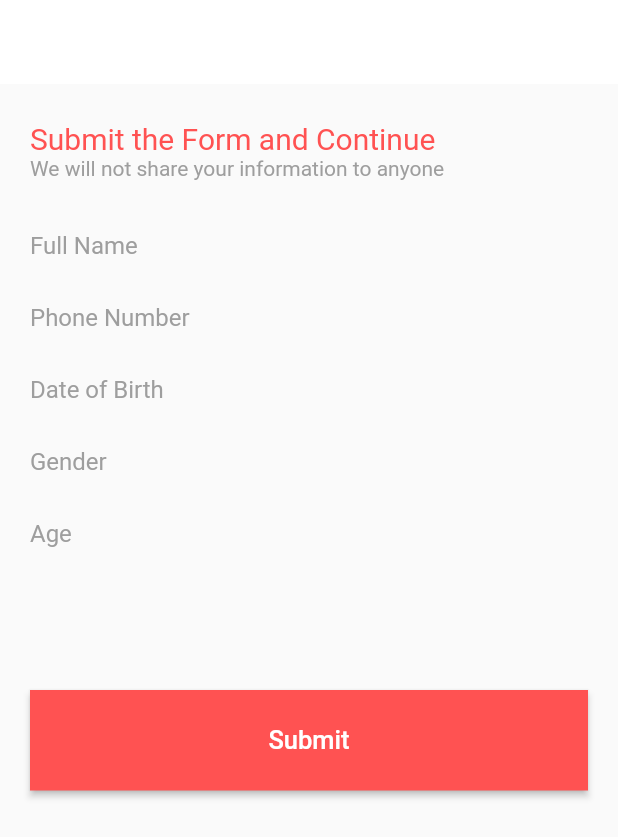
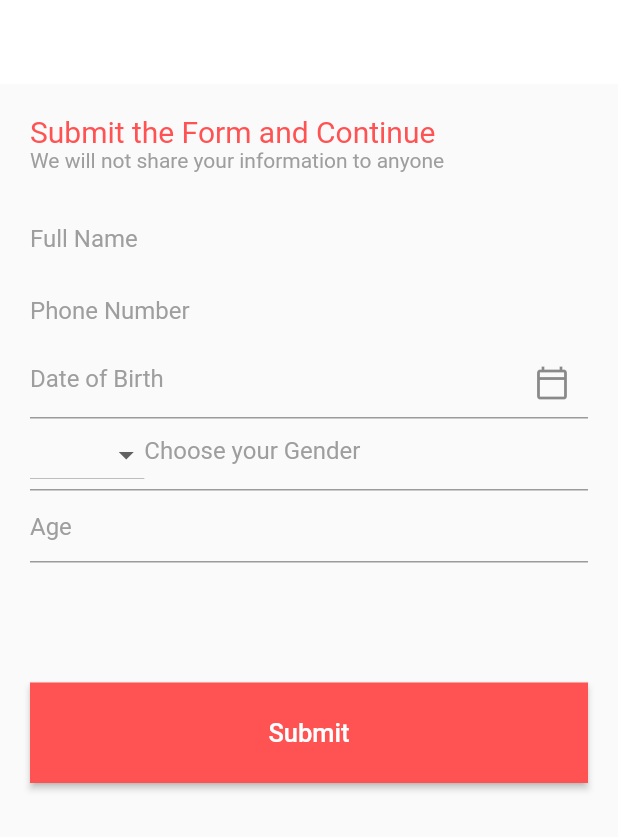
Before and after one commit to FaisalIslam26/ecommerce, a Flutter app: the UserdataScreen screen opened directly, on a phone screen of 412 x 824 dp. Shown: the top 837 px of the screen. Run offline on Flutter 3.47's test engine with Material 2 defaults, Android fonts, the phone set to English and light mode, and no system bars; our stand-ins replace carousel_slider, cloud_firestore, firebase_auth, firebase_core, flutter_screenutil, fluttertoast and 1 more; accounts and stored records are empty; network calls fail.

Commit message:
fifth change

```diff
--- a/lib/signin.dart
+++ b/lib/signin.dart
@@ -1,5 +1,6 @@
 import 'package:ecommerce/home.dart';
 import 'package:ecommerce/signup.dart';
+import 'package:ecommerce/user_data.dart';
 import 'package:firebase_auth/firebase_auth.dart';
 import 'package:flutter/material.dart';
 import 'package:flutter/cupertino.dart';
@@ -27,7 +28,7 @@ class _SignInScreenState extends State<SignInScreen> {
 
       if (authCredential.uid.isNotEmpty) {
         Navigator.push(
-            context, MaterialPageRoute(builder: (_) => HomeScreen()));
+            context, MaterialPageRoute(builder: (_) => UserdataScreen()));
       } else {
         Fluttertoast.showToast(msg: "Something is Wrong");
       }
--- a/lib/user_data.dart
+++ b/lib/user_data.dart
@@ -1,8 +1,53 @@
+import 'package:cloud_firestore/cloud_firestore.dart';
+import 'package:ecommerce/home.dart';
+import 'package:firebase_auth/firebase_auth.dart';
 import 'package:flutter/material.dart';
 
-class UserdataScreen extends StatelessWidget {
+class UserdataScreen extends StatefulWidget {
   static const String path = "UserdataScreen";
   const UserdataScreen({Key? key}) : super(key: key);
+
+  @override
+  State<UserdataScreen> createState() => _UserdataScreenState();
+}
+
+class _UserdataScreenState extends State<UserdataScreen> {
+  TextEditingController _nameController = TextEditingController();
+  TextEditingController _phoneController = TextEditingController();
+  TextEditingController _dobController = TextEditingController();
+  TextEditingController _genderController = TextEditingController();
+  TextEditingController _ageController = TextEditingController();
+
+  List<String> gender = ["Male", "Female", "Other"];
+
+  Future<void> _selectDateFromPicker(BuildContext context) async {
+    final DateTime? picked = await showDatePicker(
+        context: context,
+        initialDate: DateTime(DateTime.now().year - 20),
+        firstDate: DateTime(DateTime.now().year - 30),
+        lastDate: DateTime(DateTime.now().year));
+    if (picked != null)
+      setState(() {
+        _dobController.text = "${picked.day}/ ${picked.month}/ ${picked.year}";
+      });
+  }
+
+  sendUserDataToDB() async {
+    final FirebaseAuth _auth = FirebaseAuth.instance;
+    var currentUser = _auth.currentUser;
+    CollectionReference _collectionRef =
+        FirebaseFirestore.instance.collection("users-form-data");
+    return _collectionRef.doc(currentUser!.email).set({
+      "name": _nameController.text,
+      "phone": _phoneController.text,
+      "dob": _dobController.text,
+      "gender": _genderController.text,
+      "age": _ageController.text,
+    })
+      ..then((value) => Navigator.push(
+              context, MaterialPageRoute(builder: (_) => HomeScreen())))
+          .catchError((error) => print("something is wrong. $error"));
+  }
 
   @override
   Widget build(BuildContext context) {
@@ -13,7 +58,8 @@ class UserdataScreen extends StatelessWidget {
         elevation: 0,
       ),
       body: Padding(
-        padding: const EdgeInsets.symmetric(horizontal: 20, vertical: 25),
+        padding: const EdgeInsets.symmetric(horizontal: 20, vertical: 20),
+        child: SingleChildScrollView(
           child: Column(
             crossAxisAlignment: CrossAxisAlignment.start,
             children: [
@@ -36,6 +82,7 @@ class UserdataScreen extends StatelessWidget {
                 child: Column(
                   children: [
                     TextFormField(
+                      controller: _nameController,
                       decoration: InputDecoration(
                         hintText: "Full Name",
                         hintStyle: TextStyle(
@@ -51,6 +98,7 @@ class UserdataScreen extends StatelessWidget {
                       ),
                     ),
                     TextFormField(
+                      controller: _phoneController,
                       decoration: InputDecoration(
                         hintText: "Phone Number",
                         hintStyle: TextStyle(
@@ -66,13 +114,17 @@ class UserdataScreen extends StatelessWidget {
                       ),
                     ),
                     TextFormField(
+                      controller: _dobController,
+                      readOnly: true,
                       decoration: InputDecoration(
                         hintText: "Date of Birth",
                         hintStyle: TextStyle(
                           color: Colors.grey,
                         ),
-                      border: InputBorder.none,
-                      disabledBorder: InputBorder.none,
+                        suffixIcon: IconButton(
+                          onPressed: () => _selectDateFromPicker(context),
+                          icon: Icon(Icons.calendar_today_outlined),
+                        ),
                         focusedBorder: UnderlineInputBorder(
                           borderSide: BorderSide(
                             color: Color(0xfff7C7C7C),
@@ -81,13 +133,26 @@ class UserdataScreen extends StatelessWidget {
                       ),
                     ),
                     TextFormField(
+                      controller: _genderController,
                       decoration: InputDecoration(
-                      hintText: "Gender",
+                        hintText: "Choose your Gender",
                         hintStyle: TextStyle(
                           color: Colors.grey,
                         ),
-                      border: InputBorder.none,
-                      disabledBorder: InputBorder.none,
+                        prefixIcon: DropdownButton<String>(
+                          items: gender.map((String value) {
+                            return DropdownMenuItem<String>(
+                              value: value,
+                              child: new Text(value),
+                              onTap: () {
+                                setState(() {
+                                  _genderController.text = value;
+                                });
+                              },
+                            );
+                          }).toList(),
+                          onChanged: (_) {},
+                        ),
                         focusedBorder: UnderlineInputBorder(
                           borderSide: BorderSide(
                             color: Color(0xfff7C7C7C),
@@ -96,13 +161,13 @@ class UserdataScreen extends StatelessWidget {
                       ),
                     ),
                     TextFormField(
+                      controller: _ageController,
+                      keyboardType: TextInputType.number,
                       decoration: InputDecoration(
                         hintText: "Age",
                         hintStyle: TextStyle(
                           color: Colors.grey,
                         ),
-                      border: InputBorder.none,
-                      disabledBorder: InputBorder.none,
                         focusedBorder: UnderlineInputBorder(
                           borderSide: BorderSide(
                             color: Color(0xfff7C7C7C),
@@ -113,7 +178,9 @@ class UserdataScreen extends StatelessWidget {
                     Padding(
                       padding: const EdgeInsets.symmetric(vertical: 80),
                       child: ElevatedButton(
-                      onPressed: () {},
+                        onPressed: () {
+                          sendUserDataToDB();
+                        },
                         child: Text(
                           "Submit",
                           style: TextStyle(
@@ -137,6 +204,7 @@ class UserdataScreen extends StatelessWidget {
             ],
           ),
         ),
+      ),
     );
   }
 }
```
Lines whose indentation alone changed are shown as unchanged.
